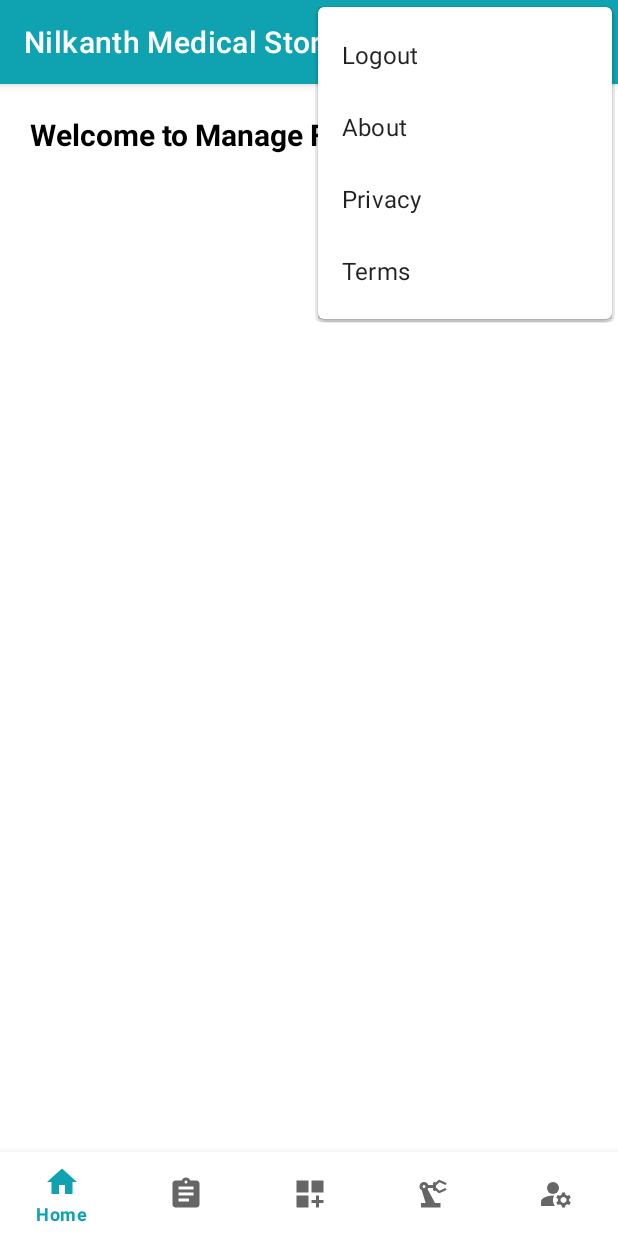
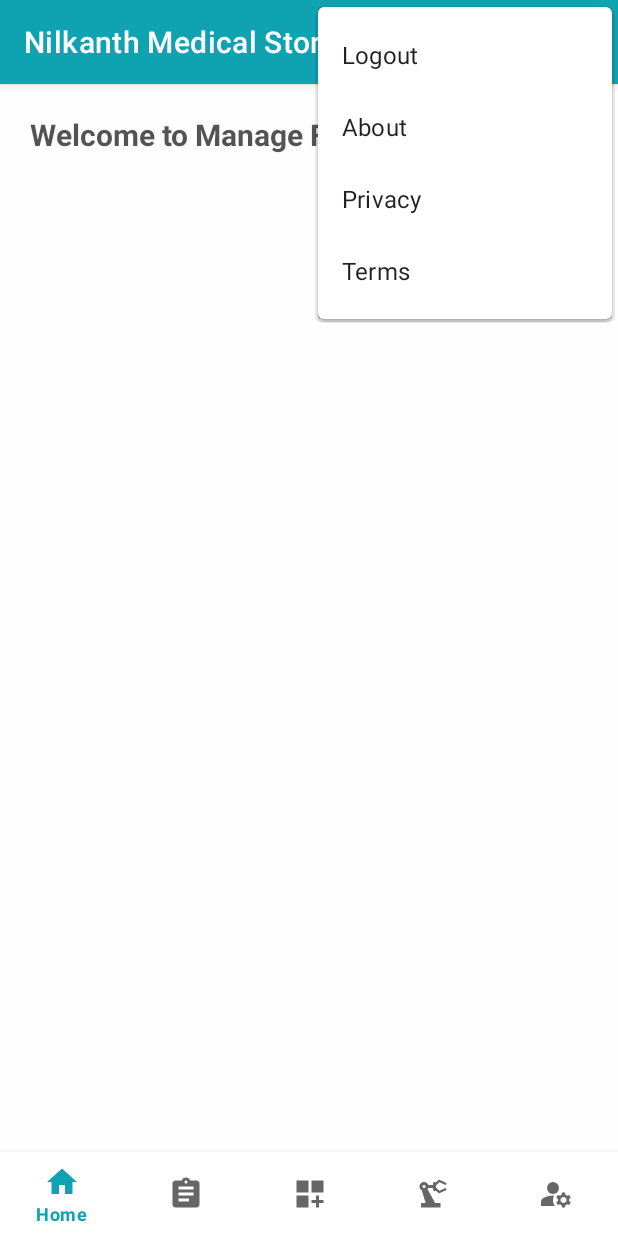
Before and after one commit to hackie-me/NMS-Admin-App-, an Android app: the fragment ManageFragment placed in its activity, with the options menu open, on a phone screen of 412 x 824 dp. Run offline under Robolectric (Android 15) with nearby library versions, the light colour scheme and no system bars; our stand-ins replace CircleImageView; network calls fail; pictures from the network do not load.

Commit message:
color change bg color chang

```diff
--- a/app/src/main/res/layout/activity_add_new_category.xml
+++ b/app/src/main/res/layout/activity_add_new_category.xml
@@ -4,7 +4,8 @@
     xmlns:tools="http://schemas.android.com/tools"
     android:layout_width="match_parent"
     android:layout_height="match_parent"
-    tools:context=".AddNewCategoryActivity">
+    tools:context=".AddNewCategoryActivity"
+    android:background="@color/background">
 
     <EditText
         android:id="@+id/etCategoryName"
@@ -16,6 +17,7 @@
         android:ems="10"
         android:hint="Category Name"
         android:inputType="textPersonName"
+        android:minHeight="48dp"
         app:layout_constraintEnd_toEndOf="parent"
         app:layout_constraintStart_toStartOf="parent"
         app:layout_constraintTop_toTopOf="parent" />
--- a/app/src/main/res/layout/activity_add_new_product.xml
+++ b/app/src/main/res/layout/activity_add_new_product.xml
@@ -11,7 +11,8 @@
         android:layout_width="match_parent"
         android:layout_height="wrap_content"
         android:orientation="vertical"
-        android:padding="16dp">
+        android:padding="16dp"
+        android:background="@color/background">
 
         <TextView
             android:layout_width="match_parent"
--- a/app/src/main/res/layout/activity_login.xml
+++ b/app/src/main/res/layout/activity_login.xml
@@ -6,7 +6,8 @@
     android:layout_width="match_parent"
     android:layout_height="match_parent"
     tools:context=".LoginActivity"
-    tools:ignore="HardcodedText,Autofill">
+    tools:ignore="HardcodedText,Autofill"
+    android:background="@color/background">
 
     <TextView
         android:id="@+id/textWelcome"
--- a/app/src/main/res/layout/activity_update_admin_profile.xml
+++ b/app/src/main/res/layout/activity_update_admin_profile.xml
@@ -4,7 +4,8 @@
     xmlns:tools="http://schemas.android.com/tools"
     android:layout_width="match_parent"
     android:layout_height="match_parent"
-    tools:context=".UpdateAdminProfileActivity">
+    tools:context=".UpdateAdminProfileActivity"
+    android:background="@color/background">
 
     <de.hdodenhof.circleimageview.CircleImageView
         android:id="@+id/ivEditProfileImage"
--- a/app/src/main/res/layout/fragment_account.xml
+++ b/app/src/main/res/layout/fragment_account.xml
@@ -7,7 +7,8 @@
     android:orientation="vertical"
     android:padding="@dimen/_20sp"
     tools:context=".fragments.AccountFragment"
-    tools:ignore="HardcodedText">
+    tools:ignore="HardcodedText"
+    android:background="@color/background">
 
     <LinearLayout
         android:layout_width="match_parent"
@@ -54,6 +55,7 @@
                 android:layout_marginTop="@dimen/_3pxv"
                 android:ellipsize="end"
                 android:singleLine="true"
+                android:textColor="@color/textcolor"
                 android:text="Welcome to Nilkanth Medical store"
                 tools:ignore="TextContrastCheck" />
         </LinearLayout>
--- a/app/src/main/res/layout/fragment_category_tab.xml
+++ b/app/src/main/res/layout/fragment_category_tab.xml
@@ -6,7 +6,8 @@
     android:layout_width="match_parent"
     android:layout_height="match_parent"
     tools:context=".fragments.CategoryTabFragment"
-    android:orientation="vertical">
+    android:orientation="vertical"
+    android:background="@color/background">
 
 <!-- If There are no categories -->
     <LinearLayout
--- a/app/src/main/res/layout/fragment_manage.xml
+++ b/app/src/main/res/layout/fragment_manage.xml
@@ -4,7 +4,8 @@
     android:layout_width="match_parent"
     android:layout_height="match_parent"
     android:orientation="vertical"
-    tools:context=".fragments.ManageFragment">
+    tools:context=".fragments.ManageFragment"
+    android:background="@color/background">
 
     <!--   Welcome Message for Admin-->
     <TextView
@@ -14,7 +15,7 @@
         android:layout_marginTop="20dp"
         android:layout_marginStart="20dp"
         android:text="Welcome to Manage Fragment"
-        android:textColor="@color/black"
+        android:textColor="@color/textcolor"
         android:textSize="20sp"
         android:textStyle="bold" />
 
--- a/app/src/main/res/layout/fragment_orders.xml
+++ b/app/src/main/res/layout/fragment_orders.xml
@@ -4,7 +4,8 @@
     android:layout_width="match_parent"
     android:layout_height="match_parent"
     android:orientation="vertical"
-    tools:context=".fragments.OrdersFragment">
+    tools:context=".fragments.OrdersFragment"
+    android:background="@color/background">
 
     <HorizontalScrollView
         android:layout_width="match_parent"
--- a/app/src/main/res/layout/fragment_product_tab.xml
+++ b/app/src/main/res/layout/fragment_product_tab.xml
@@ -5,7 +5,8 @@
     android:layout_width="match_parent"
     android:layout_height="match_parent"
     android:orientation="vertical"
-    tools:context=".fragments.ProductTabFragment">
+    tools:context=".fragments.ProductTabFragment"
+    android:background="@color/background">
 <!--    SOME CHANGECE-->
 
     <!-- If There are no categories -->
--- a/app/src/main/res/layout/fragment_products.xml
+++ b/app/src/main/res/layout/fragment_products.xml
@@ -5,7 +5,8 @@
     android:layout_width="match_parent"
     android:layout_height="match_parent"
     android:orientation="vertical"
-    tools:context=".fragments.ProductsFragment">
+    tools:context=".fragments.ProductsFragment"
+    android:background="@color/background">
 
     <com.google.android.material.tabs.TabLayout
         android:id="@+id/tabs"
--- a/app/src/main/res/values-night/themes.xml
+++ b/app/src/main/res/values-night/themes.xml
@@ -1,7 +1,7 @@
 <?xml version="1.0" encoding="utf-8"?>
 <resources>
     <!-- Base application theme. -->
-    <style name="Theme.NMSAdminApp" parent="Theme.MaterialComponents.DayNight.DarkActionBar">
+    <style name="Theme.NMSAdminApp" parent="Theme.MaterialComponents.Light.DarkActionBar">
         <!-- Primary brand color. -->
         <item name="colorPrimary">@color/color_primary</item>
         <!-- Darker primary color. -->
@@ -15,7 +15,5 @@
 
     </style>
 
-    <style name="Widget.Support.CoordinatorLayout" parent="android:Widget">
-        @null
-    </style>
+
 </resources>
--- a/app/src/main/res/values/colors.xml
+++ b/app/src/main/res/values/colors.xml
@@ -68,4 +68,7 @@
     <color name="red_400">#eb5757</color>
     <color name="indigo_a400">#3f51b5</color>
     <color name="amber_a400">#FFBF00</color>
+    <color name="background">#FFFEFE</color>
+    <color name="cardcolor">#F8F8F8</color>
+    <color name="textcolor">#C41F1F1F</color>
 </resources>
--- a/app/src/main/res/values/themes.xml
+++ b/app/src/main/res/values/themes.xml
@@ -1,6 +1,6 @@
 <resources>
     <!-- Base application theme. -->
-    <style name="Theme.NMSAdminApp" parent="Theme.MaterialComponents.DayNight.DarkActionBar">
+    <style name="Theme.NMSAdminApp" parent="Theme.MaterialComponents.Light.DarkActionBar">
         <!-- Primary brand color. -->
         <item name="colorPrimary">@color/color_primary</item>
         <!-- Darker primary color. -->
```
Also changed, not shown: app/src/main/res/layout/fragment_home.xml (+14 -7 lines), app/src/main/res/values-night/colors.xml (+3 -6 lines).
